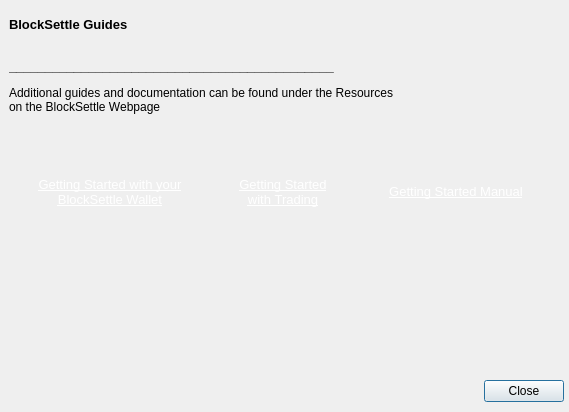
Above: BlockSettleUILib/InfoDialogs/SupportDialog.ui from BlockSettle/terminal before the change. Below: the same form after it.
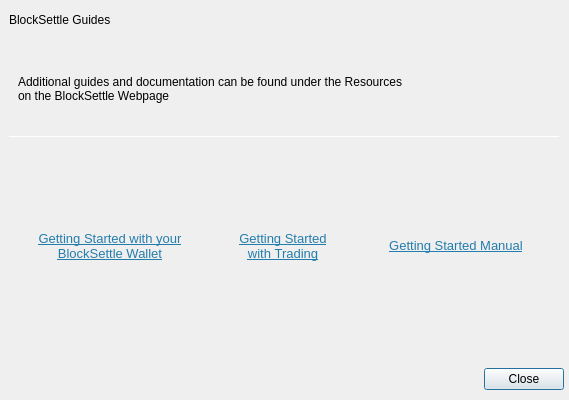
That is the form after the change. Icons and pictures are not drawn.

```diff
--- a/BlockSettleUILib/InfoDialogs/SupportDialog.ui
+++ b/BlockSettleUILib/InfoDialogs/SupportDialog.ui
@@ -7,11 +7,11 @@
     <x>0</x>
     <y>0</y>
     <width>526</width>
-    <height>402</height>
+    <height>400</height>
    </rect>
   </property>
   <property name="windowTitle">
-   <string>About</string>
+   <string>Support</string>
   </property>
   <property name="classicTabs" stdset="0">
    <bool>false</bool>
@@ -56,7 +56,13 @@
          <property name="minimumSize">
           <size>
            <width>0</width>
-           <height>50</height>
+           <height>40</height>
+          </size>
+         </property>
+         <property name="maximumSize">
+          <size>
+           <width>16777215</width>
+           <height>40</height>
           </size>
          </property>
          <property name="buttonBar" stdset="0">
@@ -66,7 +72,7 @@
           <item>
            <widget class="QLabel" name="label_10">
             <property name="text">
-             <string>&lt;html&gt;&lt;head/&gt;&lt;body&gt;&lt;p&gt;&lt;span style=&quot; font-size:10pt; font-weight:600;&quot;&gt;BlockSettle Guides&lt;/span&gt;&lt;/p&gt;&lt;/body&gt;&lt;/html&gt;</string>
+             <string>&lt;html&gt;&lt;head/&gt;&lt;body&gt;&lt;p&gt;BlockSettle Guides&lt;/p&gt;&lt;/body&gt;&lt;/html&gt;</string>
             </property>
            </widget>
           </item>
@@ -83,24 +89,86 @@
          </property>
          <layout class="QVBoxLayout" name="verticalLayout_5">
           <item>
-           <widget class="QLabel" name="label_5">
-            <property name="text">
-             <string>&lt;html&gt;&lt;head/&gt;&lt;body&gt;&lt;p&gt;&lt;span style=&quot; font-size:10pt; font-weight:600;&quot;&gt;_____________________________________________&lt;/span&gt;&lt;/p&gt;&lt;p&gt;Additional guides and documentation can be found under the Resources &lt;br/&gt;on the BlockSettle Webpage&lt;br/&gt;&lt;/p&gt;&lt;/body&gt;&lt;/html&gt;</string>
+           <widget class="QWidget" name="widget_7" native="true">
+            <property name="minimumSize">
+             <size>
+              <width>0</width>
+              <height>81</height>
+             </size>
             </property>
-            <property name="textFormat">
-             <enum>Qt::RichText</enum>
+            <layout class="QHBoxLayout" name="horizontalLayout_4">
+             <item>
+              <widget class="QLabel" name="label_5">
+               <property name="sizePolicy">
+                <sizepolicy hsizetype="Expanding" vsizetype="Preferred">
+                 <horstretch>0</horstretch>
+                 <verstretch>0</verstretch>
+                </sizepolicy>
+               </property>
+               <property name="text">
+                <string>&lt;html&gt;&lt;head/&gt;&lt;body&gt;&lt;p&gt;Additional guides and documentation can be found under the Resources &lt;br/&gt;on the BlockSettle Webpage&lt;/p&gt;&lt;/body&gt;&lt;/html&gt;</string>
+               </property>
+               <property name="textFormat">
+                <enum>Qt::RichText</enum>
+               </property>
+               <property name="alignment">
+                <set>Qt::AlignLeading|Qt::AlignLeft|Qt::AlignVCenter</set>
+               </property>
+               <property name="wordWrap">
+                <bool>true</bool>
+               </property>
+               <property name="openExternalLinks">
+                <bool>true</bool>
+               </property>
+               <property name="textInteractionFlags">
+                <set>Qt::LinksAccessibleByMouse</set>
+               </property>
+               <property name="whiteLabel" stdset="0">
+                <bool>false</bool>
+               </property>
+              </widget>
+             </item>
+             <item>
+              <widget class="QLabel" name="label_3">
+               <property name="minimumSize">
+                <size>
+                 <width>0</width>
+                 <height>43</height>
+                </size>
+               </property>
+               <property name="maximumSize">
+                <size>
+                 <width>60</width>
+                 <height>16777215</height>
+                </size>
+               </property>
+               <property name="text">
+                <string/>
+               </property>
+               <property name="alignment">
+                <set>Qt::AlignCenter</set>
+               </property>
+              </widget>
+             </item>
+            </layout>
+           </widget>
+          </item>
+          <item>
+           <widget class="Line" name="line">
+            <property name="minimumSize">
+             <size>
+              <width>0</width>
+              <height>1</height>
+             </size>
             </property>
-            <property name="alignment">
-             <set>Qt::AlignLeading|Qt::AlignLeft|Qt::AlignTop</set>
+            <property name="maximumSize">
+             <size>
+              <width>16777215</width>
+              <height>1</height>
+             </size>
             </property>
-            <property name="openExternalLinks">
-             <bool>true</bool>
-            </property>
-            <property name="textInteractionFlags">
-             <set>Qt::LinksAccessibleByMouse</set>
-            </property>
-            <property name="whiteLabel" stdset="0">
-             <bool>false</bool>
+            <property name="orientation">
+             <enum>Qt::Horizontal</enum>
             </property>
            </widget>
           </item>
@@ -116,14 +184,8 @@
              <property name="verticalSpacing">
               <number>20</number>
              </property>
-             <item row="0" column="0">
-              <widget class="QLabel" name="label">
-               <property name="minimumSize">
-                <size>
-                 <width>150</width>
-                 <height>0</height>
-                </size>
-               </property>
+             <item row="1" column="1">
+              <widget class="QLabel" name="label_8">
                <property name="maximumSize">
                 <size>
                  <width>150</width>
@@ -131,65 +193,25 @@
                 </size>
                </property>
                <property name="text">
-                <string/>
+                <string>&lt;html&gt;&lt;head/&gt;&lt;body&gt;&lt;p align=&quot;center&quot;&gt;&lt;a href=&quot;https://blocksettle.com&quot;&gt;&lt;span style=&quot; font-size:10pt; text-decoration: underline; color:#247dac;&quot;&gt;Getting Started with Trading&lt;/span&gt;&lt;/a&gt;&lt;/p&gt;&lt;/body&gt;&lt;/html&gt;</string>
                </property>
-               <property name="pixmap">
-                <pixmap resource="../armory.qrc">:/resources/getstarted-wallet@2x.png</pixmap>
-               </property>
-               <property name="alignment">
-                <set>Qt::AlignCenter</set>
+               <property name="wordWrap">
+                <bool>true</bool>
                </property>
               </widget>
              </item>
              <item row="0" column="1">
-              <widget class="QLabel" name="label_2">
-               <property name="minimumSize">
-                <size>
-                 <width>150</width>
-                 <height>0</height>
-                </size>
+              <spacer name="verticalSpacer_2">
+               <property name="orientation">
+                <enum>Qt::Vertical</enum>
                </property>
-               <property name="maximumSize">
+               <property name="sizeHint" stdset="0">
                 <size>
-                 <width>150</width>
-                 <height>16777215</height>
+                 <width>20</width>
+                 <height>40</height>
                 </size>
                </property>
-               <property name="text">
-                <string/>
-               </property>
-               <property name="pixmap">
-                <pixmap resource="../armory.qrc">:/resources/getstarted-trading@2x.png</pixmap>
-               </property>
-               <property name="alignment">
-                <set>Qt::AlignCenter</set>
-               </property>
-              </widget>
-             </item>
-             <item row="0" column="2">
-              <widget class="QLabel" name="label_3">
-               <property name="minimumSize">
-                <size>
-                 <width>150</width>
-                 <height>0</height>
-                </size>
-               </property>
-               <property name="maximumSize">
-                <size>
-                 <width>150</width>
-                 <height>16777215</height>
-                </size>
-               </property>
-               <property name="text">
-                <string/>
-               </property>
-               <property name="pixmap">
-                <pixmap resource="../armory.qrc">:/resources/getstarted-manual@2x.png</pixmap>
-               </property>
-               <property name="alignment">
-                <set>Qt::AlignCenter</set>
-               </property>
-              </widget>
+              </spacer>
              </item>
              <item row="1" column="0">
               <widget class="QLabel" name="label_6">
@@ -200,23 +222,7 @@
                 </size>
                </property>
                <property name="text">
-                <string>&lt;html&gt;&lt;head/&gt;&lt;body&gt;&lt;p align=&quot;center&quot;&gt;&lt;a href=&quot;https://blocksettle.com&quot;&gt;&lt;span style=&quot; font-size:10pt; text-decoration: underline; color:#ffffff;&quot;&gt;Getting Started with your BlockSettle Wallet&lt;/span&gt;&lt;/a&gt;&lt;/p&gt;&lt;/body&gt;&lt;/html&gt;</string>
-               </property>
-               <property name="wordWrap">
-                <bool>true</bool>
-               </property>
-              </widget>
-             </item>
-             <item row="1" column="1">
-              <widget class="QLabel" name="label_8">
-               <property name="maximumSize">
-                <size>
-                 <width>150</width>
-                 <height>16777215</height>
-                </size>
-               </property>
-               <property name="text">
-                <string>&lt;html&gt;&lt;head/&gt;&lt;body&gt;&lt;p align=&quot;center&quot;&gt;&lt;a href=&quot;https://blocksettle.com&quot;&gt;&lt;span style=&quot; font-size:10pt; text-decoration: underline; color:#ffffff;&quot;&gt;Getting Started with Trading&lt;/span&gt;&lt;/a&gt;&lt;/p&gt;&lt;/body&gt;&lt;/html&gt;</string>
+                <string>&lt;html&gt;&lt;head/&gt;&lt;body&gt;&lt;p align=&quot;center&quot;&gt;&lt;a href=&quot;https://blocksettle.com&quot;&gt;&lt;span style=&quot; font-size:10pt; text-decoration: underline; color:#247dac;&quot;&gt;Getting Started with your BlockSettle Wallet&lt;/span&gt;&lt;/a&gt;&lt;/p&gt;&lt;/body&gt;&lt;/html&gt;</string>
                </property>
                <property name="wordWrap">
                 <bool>true</bool>
@@ -232,32 +238,32 @@
                 </size>
                </property>
                <property name="text">
-                <string>&lt;html&gt;&lt;head/&gt;&lt;body&gt;&lt;p align=&quot;center&quot;&gt;&lt;a href=&quot;https://blocksettle.com&quot;&gt;&lt;span style=&quot; font-size:10pt; text-decoration: underline; color:#ffffff;&quot;&gt;Getting Started Manual&lt;/span&gt;&lt;/a&gt;&lt;/p&gt;&lt;/body&gt;&lt;/html&gt;</string>
+                <string>&lt;html&gt;&lt;head/&gt;&lt;body&gt;&lt;p align=&quot;center&quot;&gt;&lt;a href=&quot;https://blocksettle.com&quot;&gt;&lt;span style=&quot; font-size:10pt; text-decoration: underline; color:#247dac;&quot;&gt;Getting Started Manual&lt;/span&gt;&lt;/a&gt;&lt;/p&gt;&lt;/body&gt;&lt;/html&gt;</string>
                </property>
                <property name="wordWrap">
                 <bool>true</bool>
                </property>
               </widget>
              </item>
+             <item row="2" column="1">
+              <spacer name="verticalSpacer">
+               <property name="orientation">
+                <enum>Qt::Vertical</enum>
+               </property>
+               <property name="sizeHint" stdset="0">
+                <size>
+                 <width>20</width>
+                 <height>40</height>
+                </size>
+               </property>
+              </spacer>
+             </item>
             </layout>
            </widget>
           </item>
          </layout>
         </widget>
        </item>
-       <item>
-        <spacer name="verticalSpacer">
-         <property name="orientation">
-          <enum>Qt::Vertical</enum>
-         </property>
-         <property name="sizeHint" stdset="0">
-          <size>
-           <width>20</width>
-           <height>40</height>
-          </size>
-         </property>
-        </spacer>
-       </item>
       </layout>
      </widget>
      <widget class="QWidget" name="pageContacts">
@@ -282,7 +288,13 @@
          <property name="minimumSize">
           <size>
            <width>0</width>
-           <height>50</height>
+           <height>40</height>
+          </size>
+         </property>
+         <property name="maximumSize">
+          <size>
+           <width>16777215</width>
+           <height>40</height>
           </size>
          </property>
          <property name="buttonBar" stdset="0">
@@ -292,7 +304,7 @@
           <item>
            <widget class="QLabel" name="label_11">
             <property name="text">
-             <string>&lt;html&gt;&lt;head/&gt;&lt;body&gt;&lt;p&gt;&lt;span style=&quot; font-size:10pt; font-weight:600;&quot;&gt;BlockSettle Support&lt;/span&gt;&lt;/p&gt;&lt;/body&gt;&lt;/html&gt;</string>
+             <string>&lt;html&gt;&lt;head/&gt;&lt;body&gt;&lt;p&gt;BlockSettle Support&lt;/p&gt;&lt;/body&gt;&lt;/html&gt;</string>
             </property>
            </widget>
           </item>
@@ -335,7 +347,7 @@
              <item>
               <widget class="QLabel" name="label_4">
                <property name="text">
-                <string>&lt;html&gt;&lt;head/&gt;&lt;body&gt;&lt;p&gt;&lt;span style=&quot; font-size:10pt; font-weight:600;&quot;&gt;Contact us&lt;br/&gt;_____________________________________________&lt;/span&gt;&lt;/p&gt;&lt;p&gt;&lt;span style=&quot; font-weight:600;&quot;&gt;Customer Support:&lt;/span&gt;&lt;br/&gt;Contact BlockSettle through our &lt;a href=&quot;http://pubb.blocksettle.com/&quot;&gt;&lt;span style=&quot; text-decoration: underline; color:#247dac;&quot;&gt;Client Portal&lt;/span&gt;&lt;/a&gt; (Participants only)&lt;br/&gt;&lt;br/&gt;&lt;span style=&quot; font-weight:600;&quot;&gt;Technical Support:&lt;/span&gt;&lt;br/&gt;&lt;a href=&quot;mailto:support@blocksettle.com&quot;&gt;&lt;span style=&quot; text-decoration: underline; color:#247dac;&quot;&gt;support@blocksettle.com&lt;/span&gt;&lt;/a&gt;&lt;br/&gt;&lt;br/&gt;&lt;span style=&quot; font-weight:600;&quot;&gt;Compliance:&lt;/span&gt;&lt;br/&gt;&lt;a href=&quot;mailto:compliance@blocksettle.com&quot;&gt;&lt;span style=&quot; text-decoration: underline; color:#247dac;&quot;&gt;compliance@blocksettle.com&lt;/span&gt;&lt;/a&gt;&lt;/p&gt;&lt;p&gt;&lt;br/&gt;&lt;/p&gt;&lt;p&gt;&lt;span style=&quot; font-size:10pt; font-weight:600;&quot;&gt;OTC Chat in the Terminal &lt;br/&gt;_____________________________________________&lt;/span&gt;&lt;/p&gt;&lt;p&gt;Ask the Community in the public chat room &lt;br/&gt;(Login to chat requires &lt;a href=&quot;https://blocksettle.com/auth-eid&quot;&gt;&lt;span style=&quot; text-decoration: underline; color:#007af4;&quot;&gt;Auth eID&lt;/span&gt;&lt;/a&gt;)&lt;/p&gt;&lt;p&gt;Someone from the BlockSettle team or the BlockSettle community will be happy to help.&lt;/p&gt;&lt;/body&gt;&lt;/html&gt;</string>
+                <string>&lt;html&gt;&lt;head/&gt;&lt;body&gt;&lt;p&gt;&lt;span style=&quot; font-size:10pt; font-weight:600;&quot;&gt;Contact us&lt;br/&gt;_____________________________________________&lt;/span&gt;&lt;/p&gt;&lt;p&gt;&lt;span style=&quot; font-weight:600;&quot;&gt;Customer Support:&lt;/span&gt;&lt;br/&gt;Contact BlockSettle through our &lt;a href=&quot;http://pubb.blocksettle.com/&quot;&gt;&lt;span style=&quot; text-decoration: underline; color:#247dac;&quot;&gt;Client Portal&lt;/span&gt;&lt;/a&gt; (Participants only)&lt;br/&gt;&lt;br/&gt;&lt;span style=&quot; font-weight:600;&quot;&gt;Technical Support:&lt;/span&gt;&lt;br/&gt;&lt;a href=&quot;mailto:support@blocksettle.com&quot;&gt;&lt;span style=&quot; text-decoration: underline; color:#247dac;&quot;&gt;support@blocksettle.com&lt;/span&gt;&lt;/a&gt;&lt;br/&gt;&lt;br/&gt;&lt;span style=&quot; font-weight:600;&quot;&gt;Compliance:&lt;/span&gt;&lt;br/&gt;&lt;a href=&quot;mailto:compliance@blocksettle.com&quot;&gt;&lt;span style=&quot; text-decoration: underline; color:#247dac;&quot;&gt;compliance@blocksettle.com&lt;/span&gt;&lt;/a&gt;&lt;/p&gt;&lt;p&gt;&lt;span style=&quot; font-size:10pt; font-weight:600;&quot;&gt;OTC Chat in the Terminal &lt;br/&gt;_____________________________________________&lt;/span&gt;&lt;/p&gt;&lt;p&gt;Ask the Community in the public chat room &lt;br/&gt;(Login to chat requires &lt;a href=&quot;https://blocksettle.com/auth-eid&quot;&gt;&lt;span style=&quot; text-decoration: underline; color:#007af4;&quot;&gt;Auth eID&lt;/span&gt;&lt;/a&gt;)&lt;/p&gt;&lt;p&gt;Someone from the BlockSettle team or the BlockSettle community will be happy to help.&lt;/p&gt;&lt;/body&gt;&lt;/html&gt;</string>
                </property>
                <property name="textFormat">
                 <enum>Qt::RichText</enum>
```
